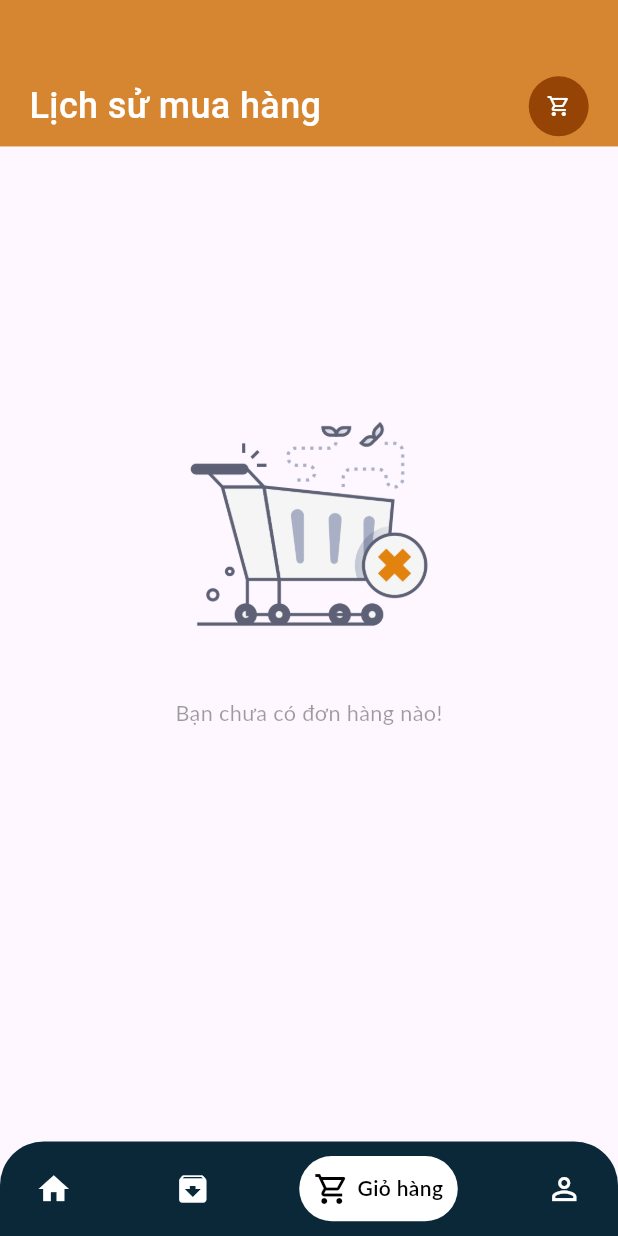
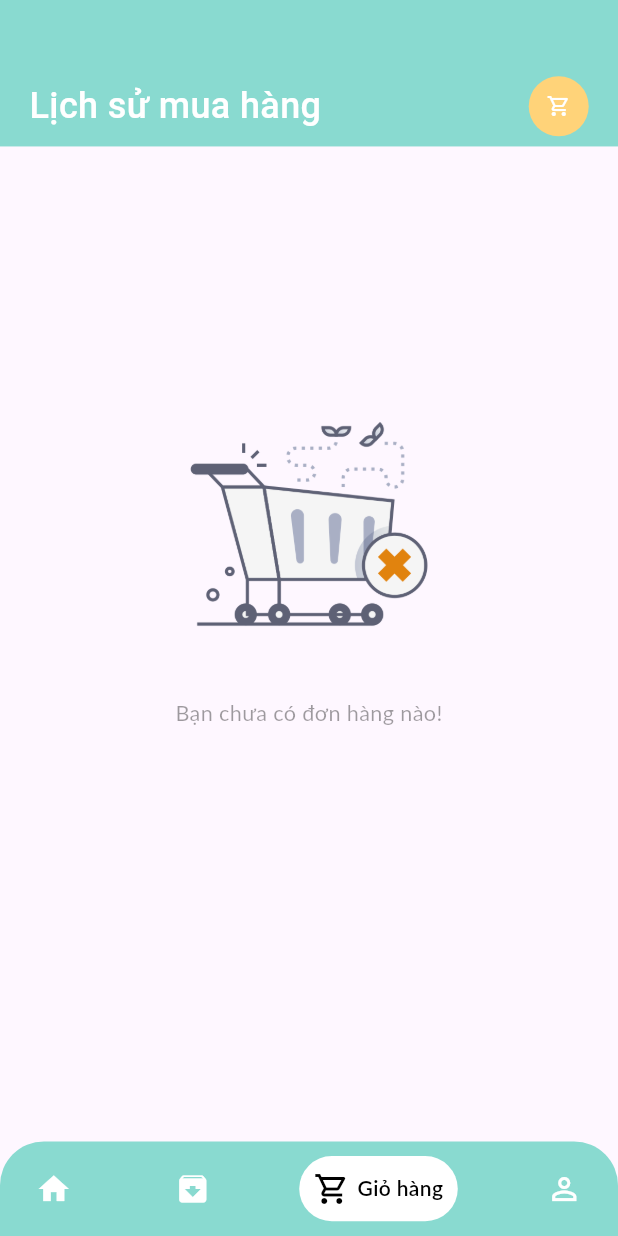
Before and after one commit to Pham-The-Huy/DoAnCoSo, a Flutter app: the screen it shows after launch, item 3 of the bottom bar chosen, on a phone screen of 412 x 824 dp. Run offline on Flutter 3.47's test engine with Material 3 defaults, Android fonts, the phone set to English and light mode, and no system bars; drawn by our look-alikes of google_nav_bar; our stand-ins replace dots_indicator, flutter_map, geocoding, geolocator, get, latlong2 and 2 more; missing offline and left inert: open_street_map_search_and_pick; network calls fail; Roboto replaces fonts that are missing (Lato).

Commit message:
doi giao dien

```diff
--- a/food_delivery/lib/app/colors.dart
+++ b/food_delivery/lib/app/colors.dart
@@ -1,16 +1,15 @@
 import 'dart:ui';
 
-class AppColors{
-  static final Color textColor = const Color(0xFF5A3211); // Dark Brown for text
-  static final Color mainColor = const Color(0xFFD68631); // Vibrant Orange for main color
-  static final Color iconColor1 = const Color(0xFF964405); // Rich Orange for icons
-  static final Color iconColor2 = const Color(0xFF3D717E); // Muted Blue for secondary icons
-  static final Color paraColor = const Color(0xFF10475E); // Dark Teal for paragraph text
-  static final Color buttonBackgroundColor = const Color(0xFF0B2839); // Very Dark Blue for button background
-  static final Color signColor = const Color(0xFFD68631); // Vibrant Orange for sign text
-  static final Color titleColor = const Color(0xFF5A3211); // Dark Brown for titles
-  static final Color mainBlackColor = const Color(0xFF0B2839); // Very Dark Blue for main black color
-  static final Color yellowColor = const Color(0xFF964405); // Rich Orange for highlights
-
-
+class AppColors {
+  static final Color textColor = const Color(0xFFccc7c5);
+  static final Color mainColor = const Color(0xFF89dad0);
+  static final Color iconColor1 = const Color(0xFFffd28d);
+  static final Color iconColor2 = const Color(0xFFfcab88);
+  static final Color paraColor = const Color(0xFF8f837f);
+  static final Color buttonBackgroundColor = const Color(0xFFf7f6f4);
+  static final Color signColor = const Color(0xFFa9a29f);
+  static final Color titleColor = const Color(0xFF5c524f);
+  static final Color mainBlackColor = const Color(0xFF332d2b);
+  static final Color blackColor = Color.fromARGB(255, 0, 0, 0);
+  static final Color yellowColor = const Color(0xFFffd379);
 }
--- a/food_delivery/lib/pages/home/home_page.dart
+++ b/food_delivery/lib/pages/home/home_page.dart
@@ -115,13 +115,13 @@ class _HomePageState extends State<HomePage> {
             borderRadius: BorderRadius.only(
                 topLeft: Radius.circular(Dimensions.radius30),
                 topRight: Radius.circular(Dimensions.radius30)),
-            color: AppColors.mainBlackColor),
+            color: AppColors.mainColor),
         child: Padding(
           padding: EdgeInsets.symmetric(
               horizontal: Dimensions.width15, vertical: Dimensions.height10),
           child: GNav(
             selectedIndex: _selectedIndex,
-            backgroundColor: AppColors.mainBlackColor,
+            backgroundColor: AppColors.mainColor,
             color: Colors.white,
             activeColor: Colors.black,
             tabBackgroundColor: Colors.white,
```
